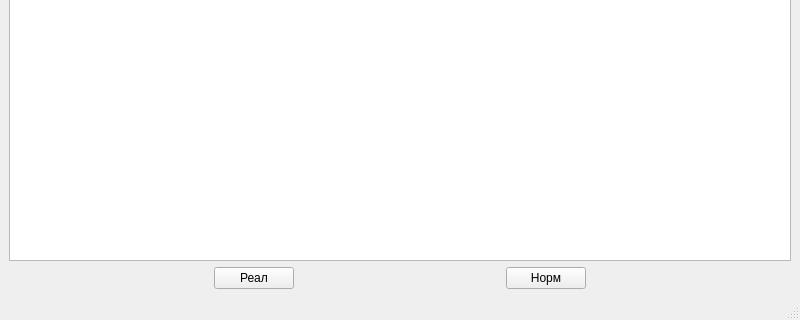
Old version of the form bf4bh2.ui in the repository UndeadMorose/BF4BH2; both pictures show x 0 to 800 and y 280 to 600 of the 800 by 600 pixel window.
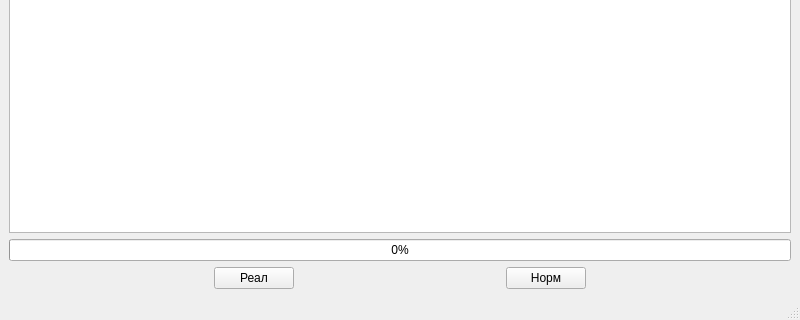
New version of the form.

```diff
--- a/bf4bh2.ui
+++ b/bf4bh2.ui
@@ -18,6 +18,19 @@
     <item>
      <widget class="QTableView" name="uitvMain"/>
     </item>
+    <item>
+     <widget class="QProgressBar" name="uipb">
+      <property name="enabled">
+       <bool>true</bool>
+      </property>
+      <property name="value">
+       <number>0</number>
+      </property>
+      <property name="textVisible">
+       <bool>true</bool>
+      </property>
+     </widget>
+    </item>
     <item>
      <layout class="QHBoxLayout" name="horizontalLayout_2">
       <item>
```
